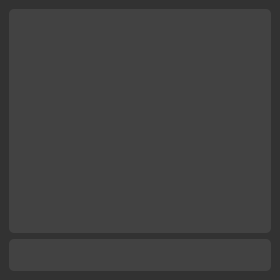
First picture: the form in window/interface/select_vocab_interface.ui, repository apps-open/BiLinguo, before the edit.
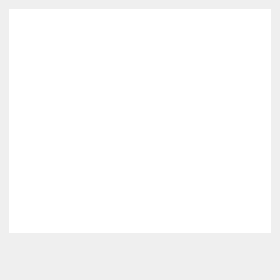
Second picture: the form after the edit. Icons and pictures are not drawn.

The edit to the form file:
```diff
--- a/window/interface/select_vocab_interface.ui
+++ b/window/interface/select_vocab_interface.ui
@@ -14,7 +14,7 @@
    <string>Select vocabulary</string>
   </property>
   <property name="styleSheet">
-   <string notr="true">background:  #323232;</string>
+   <string notr="true"></string>
   </property>
   <widget class="QWidget" name="centralwidget">
    <layout class="QVBoxLayout" name="verticalLayout_2">
@@ -26,7 +26,7 @@
       <item>
        <widget class="QListWidget" name="vocab_list">
         <property name="styleSheet">
-         <string notr="true">*{background: #424242;
+         <string notr="true">*{
 border-radius: 5px;
 border: 0px solid;
 height: 32px;}
@@ -46,7 +46,7 @@
        <widget class="QPushButton" name="open_button">
         <property name="styleSheet">
          <string notr="true">*{image: url(:/enter_icon/icons8-next-page-24.png);
-background: #424242;
+
 border-radius: 5px;
 border: 0px solid;
 height: 32px;}
```
Left out of the diff: 2 changed lines with no effect on the pictures.
